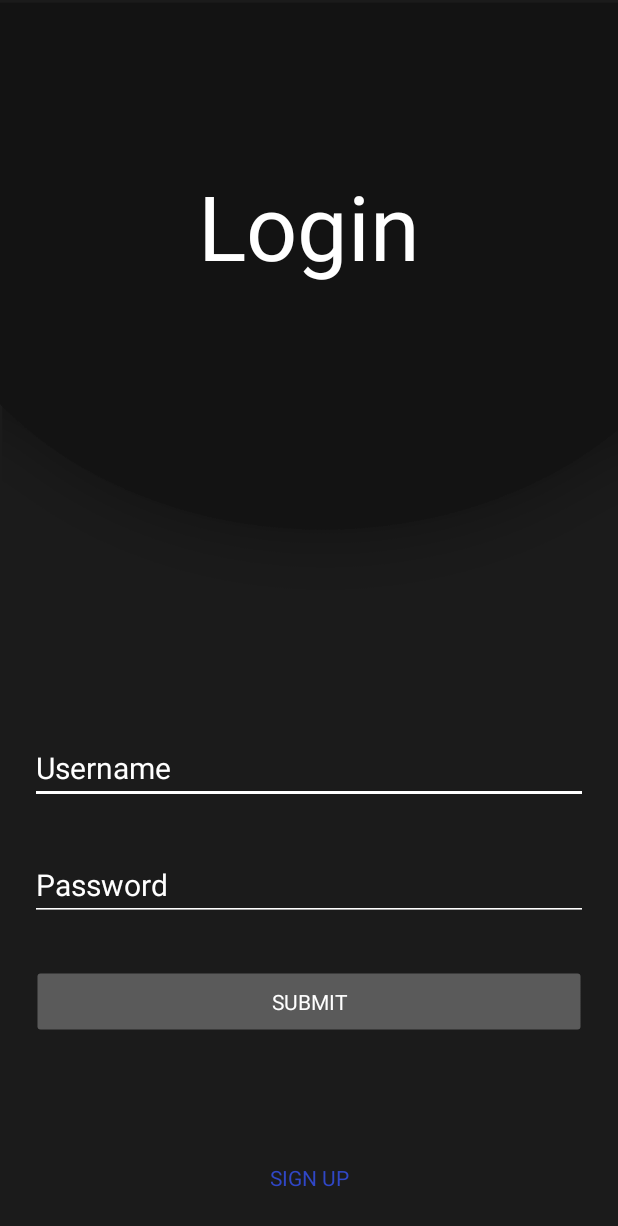
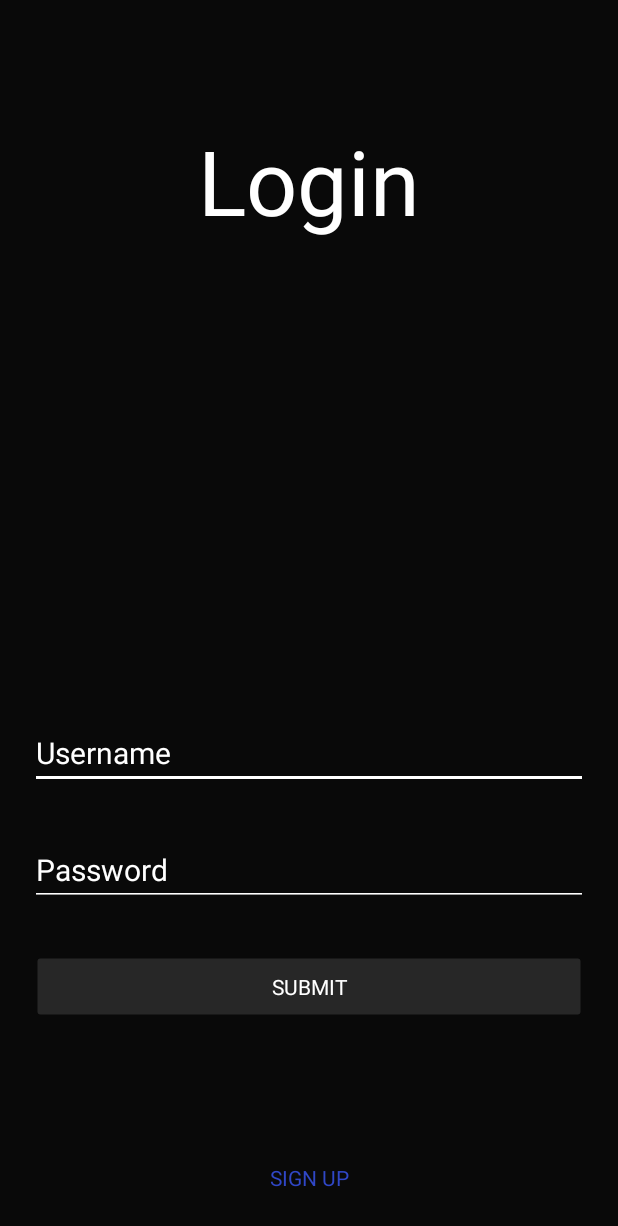
Before and after one commit to FlorianDitt/PassManager, an Android app: the screen it shows after launch (LoginActivity), on a phone screen of 412 x 824 dp. Shown: the top 1226 px of the screen. Run offline under Robolectric (Android 15) with nearby library versions, the phone set to English and light mode, and no system bars.

Commit message:
designe change 1

```diff
--- a/app/src/main/res/layout/activity_add_password.xml
+++ b/app/src/main/res/layout/activity_add_password.xml
@@ -4,7 +4,7 @@
     xmlns:tools="http://schemas.android.com/tools"
     android:layout_width="match_parent"
     android:layout_height="match_parent"
-    android:background="@drawable/background"
+    android:background="@color/Background"
     tools:context=".AddPasswordActivity">
 
     <TextView
--- a/app/src/main/res/layout/activity_edit.xml
+++ b/app/src/main/res/layout/activity_edit.xml
@@ -4,7 +4,7 @@
     xmlns:tools="http://schemas.android.com/tools"
     android:layout_width="match_parent"
     android:layout_height="match_parent"
-    android:background="@drawable/background"
+    android:background="@color/Background"
     tools:context=".EditActivity">
 
     <TextView
--- a/app/src/main/res/layout/activity_login.xml
+++ b/app/src/main/res/layout/activity_login.xml
@@ -5,16 +5,16 @@
     android:layout_width="match_parent"
     android:layout_height="match_parent"
     tools:context=".LoginActivity"
-    android:background="@drawable/background">
+    android:background="@color/Background">
 
     <TextView
         android:layout_width="match_parent"
         android:layout_height="wrap_content"
+        android:layout_marginTop="80dp"
+        android:gravity="center"
         android:text="Login"
-        android:textSize="60dp"
-        android:gravity="center"
-        android:layout_marginTop="110dp"
-        android:textColor="@color/white"/>
+        android:textColor="@color/white"
+        android:textSize="60dp" />
 
     <com.google.android.material.textfield.TextInputEditText
         android:layout_above="@+id/password"
@@ -51,7 +51,7 @@
         android:layout_above="@+id/signUp"
         android:layout_marginLeft="20dp"
         android:layout_marginRight="20dp"
-        android:layout_marginBottom="70dp"
+        android:layout_marginBottom="80dp"
         android:text="Submit" />
 
     <Button
--- a/app/src/main/res/values/colors.xml
+++ b/app/src/main/res/values/colors.xml
@@ -11,10 +11,10 @@
     <color name="Very_light_gray1">#f2f2f2</color>
     <color name="Very_light_gray2">#d9d9d9</color>
     <color name="Gray">#a6a6a6</color>
-    <color name="Dark_gray">#737373 </color>
-    <color name="Very_dark_gray">#5A5A5A</color>
-    <color name="Very_dark_gray_mostly_black">#0d0d0d </color>
-    <color name="Background">#1b1b1b</color>
+    <color name="Dark_gray">#535353</color>
+    <color name="Very_dark_gray">#272727</color>
+    <color name="Very_dark_gray_mostly_black">#141414</color>
+    <color name="Background">#090909</color>
     <color name="transparent">#000D0D0D</color>
     <color name="Green">#002700</color>
 </resources>
--- a/app/src/main/res/values/themes.xml
+++ b/app/src/main/res/values/themes.xml
@@ -21,6 +21,8 @@
     </style>
 
     <style name="EditTextColor">
+        <item name="android:radius">29dp</item>
+        <item name="background">@color/Very_dark_gray_mostly_black</item>
         <item name="android:textColorHint">@color/white</item>
         <item name="android:backgroundTint">@color/white</item>
     </style>
```
Also changed, not shown: app/src/main/res/layout/activity_main.xml (+5 -5 lines), app/src/main/res/layout/activity_sine_up.xml (+6 -5 lines).
